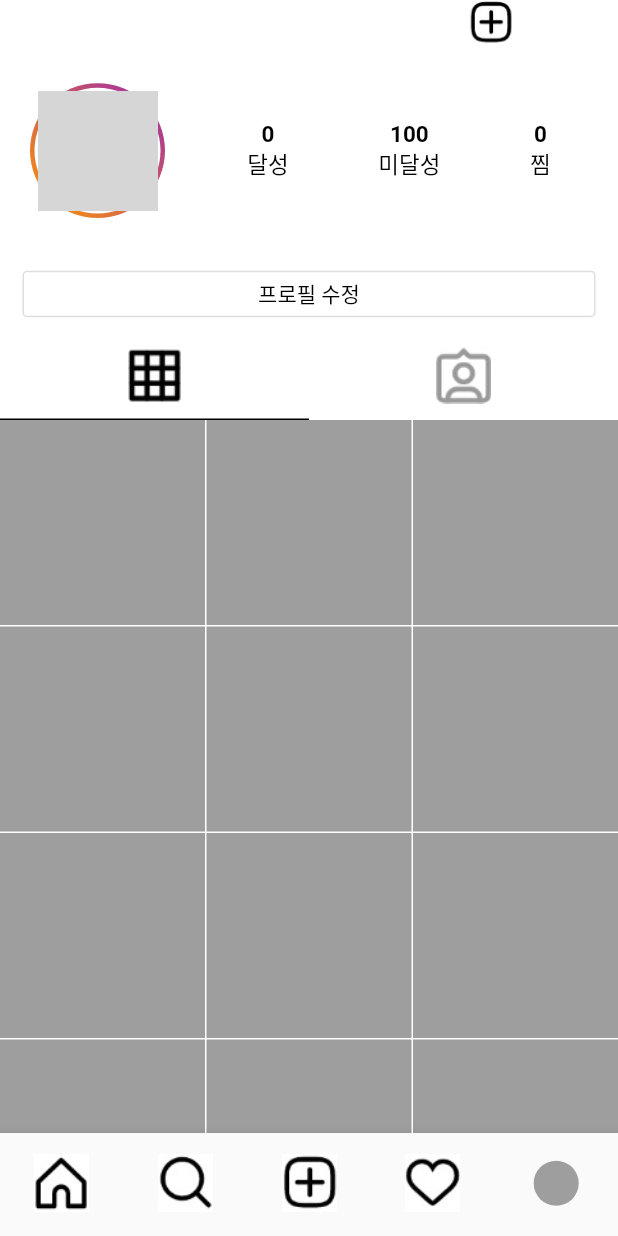
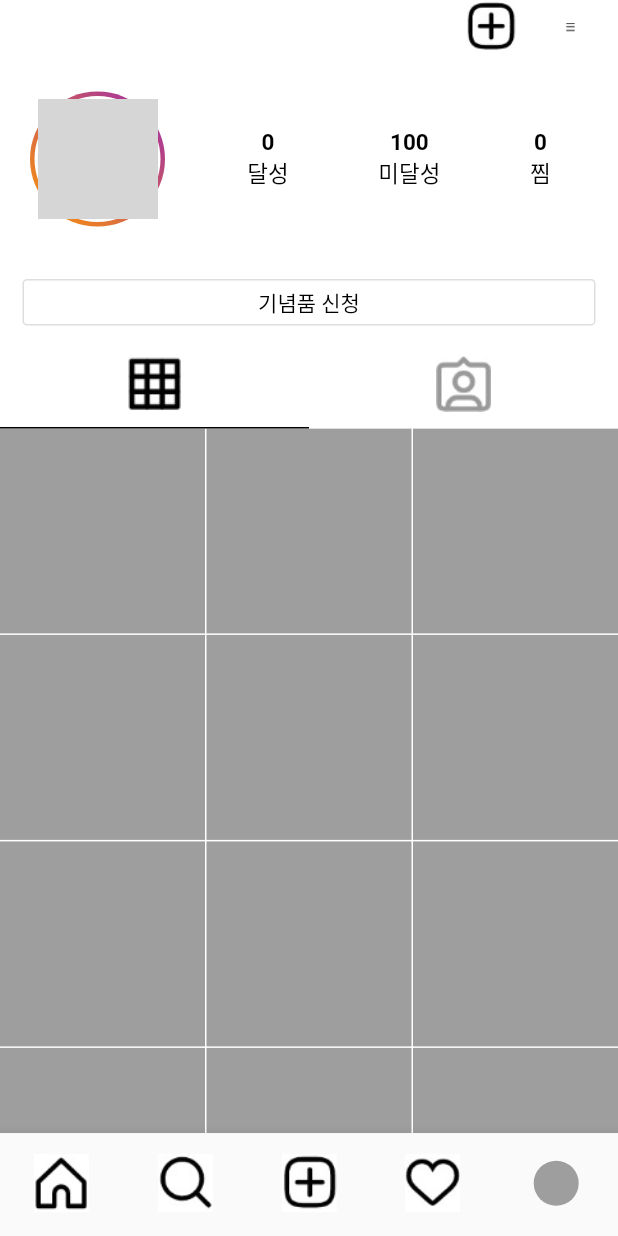
Before and after one commit to Trouvler/m_100, a Flutter app: the screen it shows once a user with an empty profile is signed in, item 5 of the bottom bar chosen, on a phone screen of 412 x 824 dp. Run offline on Flutter 3.47's test engine with Material 2 defaults, Android fonts, the light colour scheme and no system bars; drawn by our look-alikes of cached_network_image; our stand-ins replace cloud_firestore, dio, expandable_text, firebase_auth, firebase_core, firebase_storage and 5 more; missing offline and left inert: nfc_manager; accounts and stored records are empty; network calls fail; grey boxes are pictures that could not be loaded.

Commit message:
Update mypage.dart

```diff
--- a/lib/src/pages/mypage.dart
+++ b/lib/src/pages/mypage.dart
@@ -92,6 +92,8 @@
         child: Row(
           children: [
             Expanded(
+              child: InkWell(
+                onTap: () {print('adssad');},
                 child: Container(
                   padding: const EdgeInsets.symmetric(vertical: 4.0),
                   decoration: BoxDecoration(
@@ -99,12 +101,14 @@
                     border: Border.all(color: const Color(0xffdedede)),
                   ),
                   child: const Text(
-                  '프로필 수정',
+                    '기념품 신청',
                     style: TextStyle(
                       color: Colors.black,
                       fontSize: 14,
                     ),
                     textAlign: TextAlign.center,
+                  ),
+
                 ),
               ),
             )
@@ -207,7 +211,7 @@
             ),
           ),
         ],bottom: PreferredSize(
-        preferredSize: Size.fromHeight(AppBar().preferredSize.height*4), child: Column(children: [
+        preferredSize: Size.fromHeight(AppBar().preferredSize.height*4.1), child: Column(children: [
         _infomation(),
         _menu(),
         _tabMenu(),
```
Lines whose indentation alone changed are shown as unchanged.
